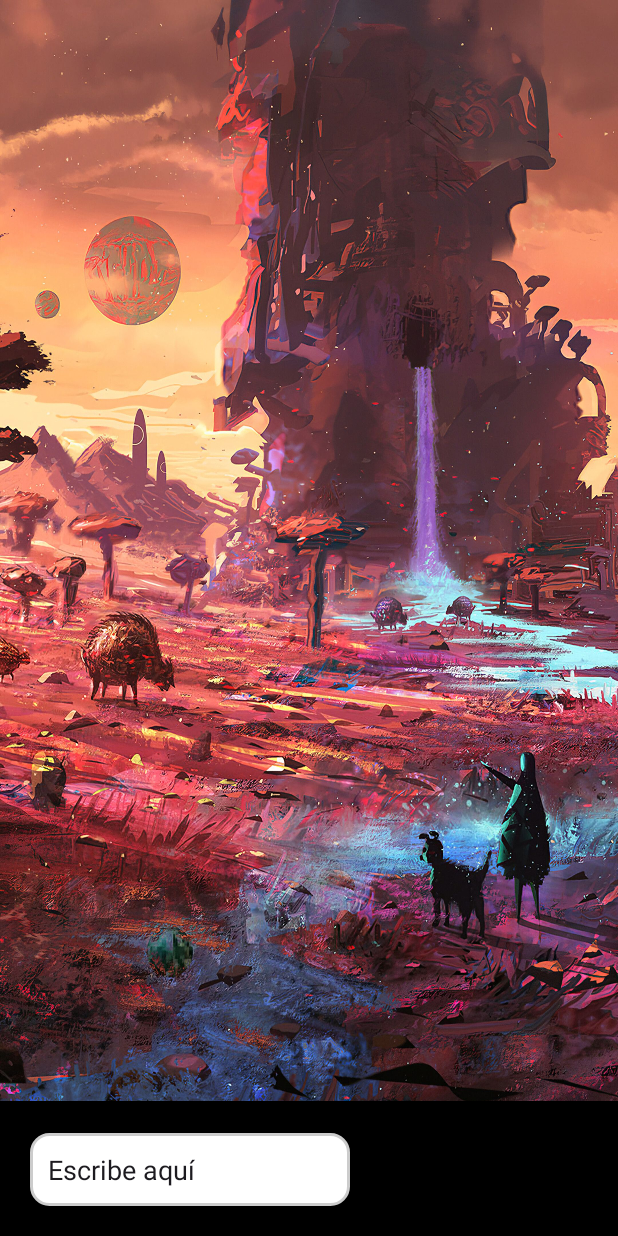
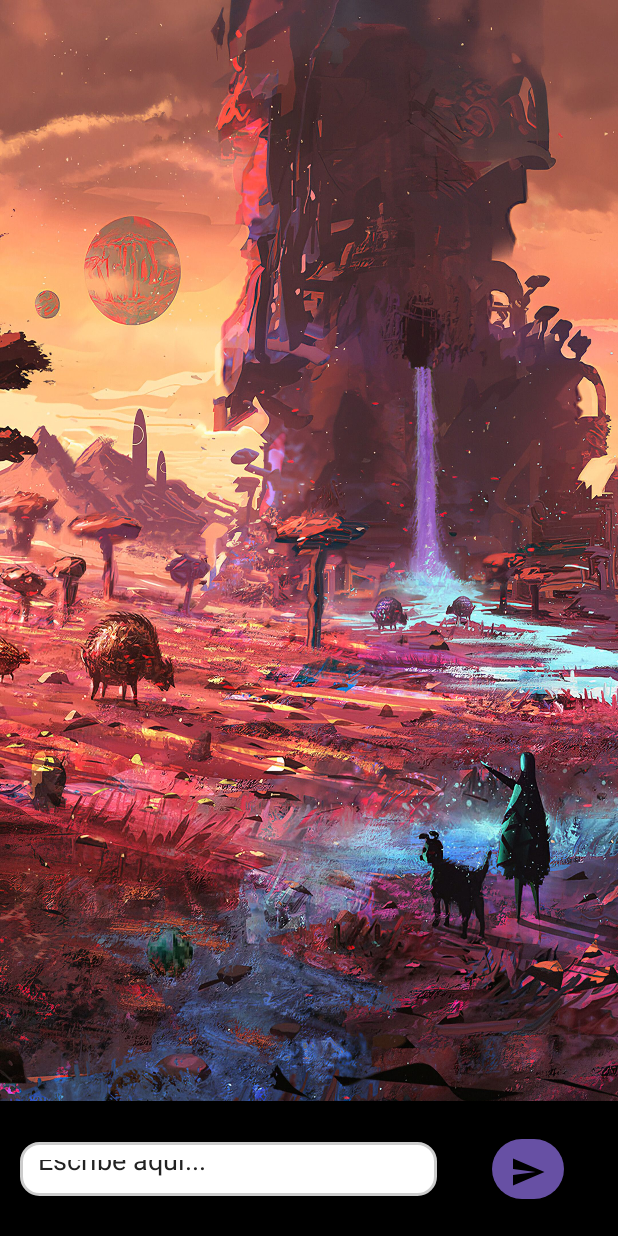
Before and after one commit to PedroCoppola/mythos, an Android app: the screen it shows after launch (MainActivity), on a phone screen of 412 x 824 dp. Run offline under Robolectric (Android 15) with nearby library versions, the phone set to English and light mode, and no system bars; 2 statements that could not run were skipped.

Commit message:
no anda loco

```diff
--- a/app/build.gradle.kts
+++ b/app/build.gradle.kts
@@ -1,6 +1,7 @@
 plugins {
     alias(libs.plugins.android.application)
     alias(libs.plugins.kotlin.android)
+    id("com.google.gms.google-services")
 }
 
 android {
@@ -45,4 +46,13 @@ dependencies {
     testImplementation(libs.junit)
     androidTestImplementation(libs.androidx.junit)
     androidTestImplementation(libs.androidx.espresso.core)
+    // Import the Firebase BoM
+    implementation(platform("com.google.firebase:firebase-bom:34.1.0"))
+    // Add the dependency for the Firebase AI Logic library
+    // When using the BoM, you don't specify versions in Firebase library dependencies
+    implementation("com.google.firebase:firebase-ai")
+
+    // TODO: Add the dependencies for Firebase products you want to use
+    // When using the BoM, don't specify versions in Firebase dependencies
+    // https://firebase.google.com/docs/android/setup#available-libraries
 }
--- a/app/src/main/java/com/mythos/mythos/MainActivity.kt
+++ b/app/src/main/java/com/mythos/mythos/MainActivity.kt
@@ -11,6 +11,12 @@ class MainActivity : AppCompatActivity() {
         super.onCreate(savedInstanceState)
         enableEdgeToEdge()
         setContentView(R.layout.activity_main)
+
+        // Initialize the Gemini Developer API backend service
+// Create a GenerativeModel instance with a model that supports your use case
+        val model = Firebase.ai(backend = GenerativeBackend.googleAI())
+            .generativeModel("gemini-2.5-flash")
+
         ViewCompat.setOnApplyWindowInsetsListener(findViewById(R.id.main)) { v, insets ->
             val systemBars = insets.getInsets(WindowInsetsCompat.Type.systemBars())
             v.setPadding(systemBars.left, systemBars.top, systemBars.right, systemBars.bottom)
--- /dev/null
+++ b/app/src/main/res/drawable/sendicon.xml
@@ -0,0 +1,5 @@
+<vector xmlns:android="http://schemas.android.com/apk/res/android" android:autoMirrored="true" android:height="24dp" android:tint="#000000" android:viewportHeight="24" android:viewportWidth="24" android:width="24dp">
+
+    <path android:fillColor="@android:color/white" android:pathData="M2.01,21L23,12 2.01,3 2,10l15,2 -15,2z"/>
+
+</vector>
--- a/app/src/main/res/layout/activity_main.xml
+++ b/app/src/main/res/layout/activity_main.xml
@@ -21,14 +21,14 @@
         app:layout_constraintStart_toStartOf="parent" />
 
     <EditText
-        android:id="@+id/editTextText"
-        android:layout_width="wrap_content"
-        android:layout_height="wrap_content"
+        android:id="@+id/chatinput"
+        android:layout_width="278dp"
+        android:layout_height="36dp"
         android:background="@drawable/mythoschatinput"
         android:ems="10"
+        android:hint="Escribe aquí..."
         android:inputType="text"
         android:padding="12dp"
-        android:text="Escribe aquí"
         android:textColorHint="#222222"
         app:layout_constraintBottom_toBottomOf="parent"
         app:layout_constraintEnd_toEndOf="@+id/rectangle_at_the_top"
@@ -36,4 +36,14 @@
         app:layout_constraintStart_toStartOf="@+id/rectangle_at_the_top"
         app:layout_constraintTop_toTopOf="@+id/rectangle_at_the_top"
         app:layout_constraintVertical_bias="0.51" />
+
+    <Button
+        android:id="@+id/chatsend"
+        android:layout_width="48dp"
+        android:layout_height="48dp"
+        android:drawableBottom="@drawable/sendicon"
+        app:layout_constraintBottom_toBottomOf="@+id/rectangle_at_the_top"
+        app:layout_constraintEnd_toEndOf="parent"
+        app:layout_constraintStart_toEndOf="@+id/chatinput"
+        app:layout_constraintTop_toTopOf="@+id/rectangle_at_the_top" />
 </androidx.constraintlayout.widget.ConstraintLayout>
--- a/build.gradle.kts
+++ b/build.gradle.kts
@@ -2,4 +2,5 @@
 plugins {
     alias(libs.plugins.android.application) apply false
     alias(libs.plugins.kotlin.android) apply false
+    id("com.google.gms.google-services") version "4.4.3" apply false
 }
```
Also changed, not shown: 1 other file.
